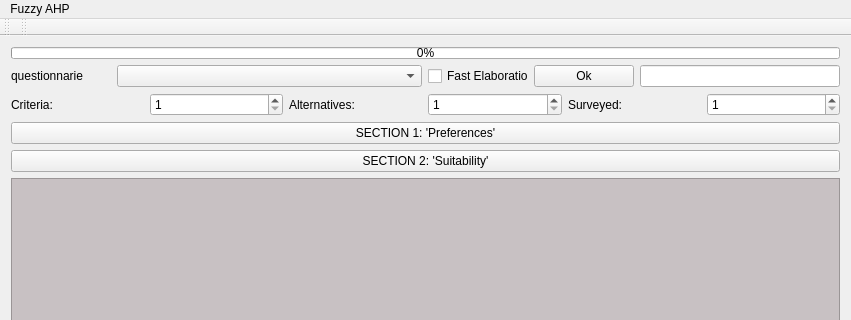
eligere/eligere, file FuzzyAHPcore/mainwindow.ui: the form before one commit; both pictures show x 0 to 851 and y 0 to 320 of the 851 by 975 pixel window.
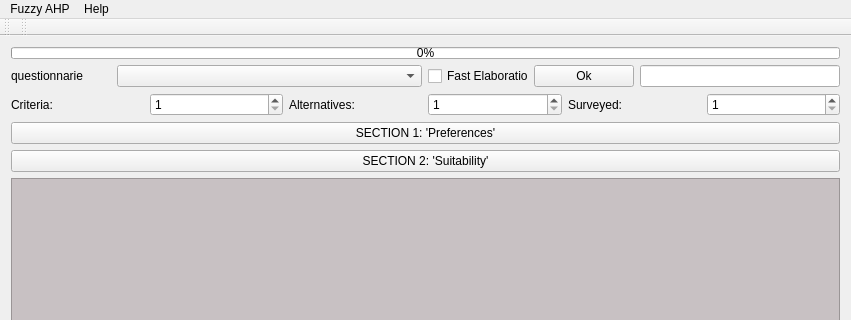
The form after the commit.

The edit to the form file:
```diff
--- a/FuzzyAHPcore/mainwindow.ui
+++ b/FuzzyAHPcore/mainwindow.ui
@@ -468,7 +468,15 @@
      <string>Fuzzy AHP</string>
     </property>
    </widget>
+   <widget class="QMenu" name="menuHelp">
+    <property name="title">
+     <string>Help</string>
+    </property>
+    <addaction name="actionInformation"/>
+    <addaction name="actionHelp"/>
+   </widget>
    <addaction name="menuFuzzy_AHP"/>
+   <addaction name="menuHelp"/>
   </widget>
   <widget class="QToolBar" name="mainToolBar">
    <attribute name="toolBarArea">
```
Left out of the diff: 10 changed lines with no effect on the pictures.
